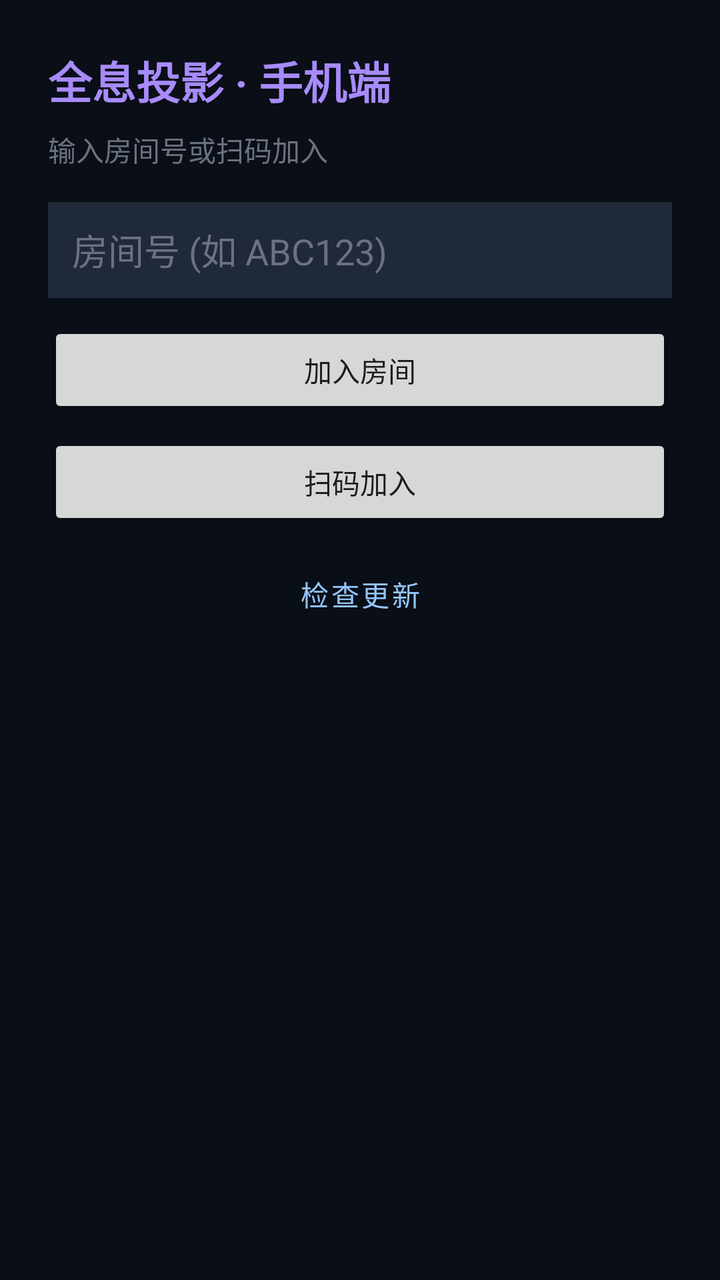
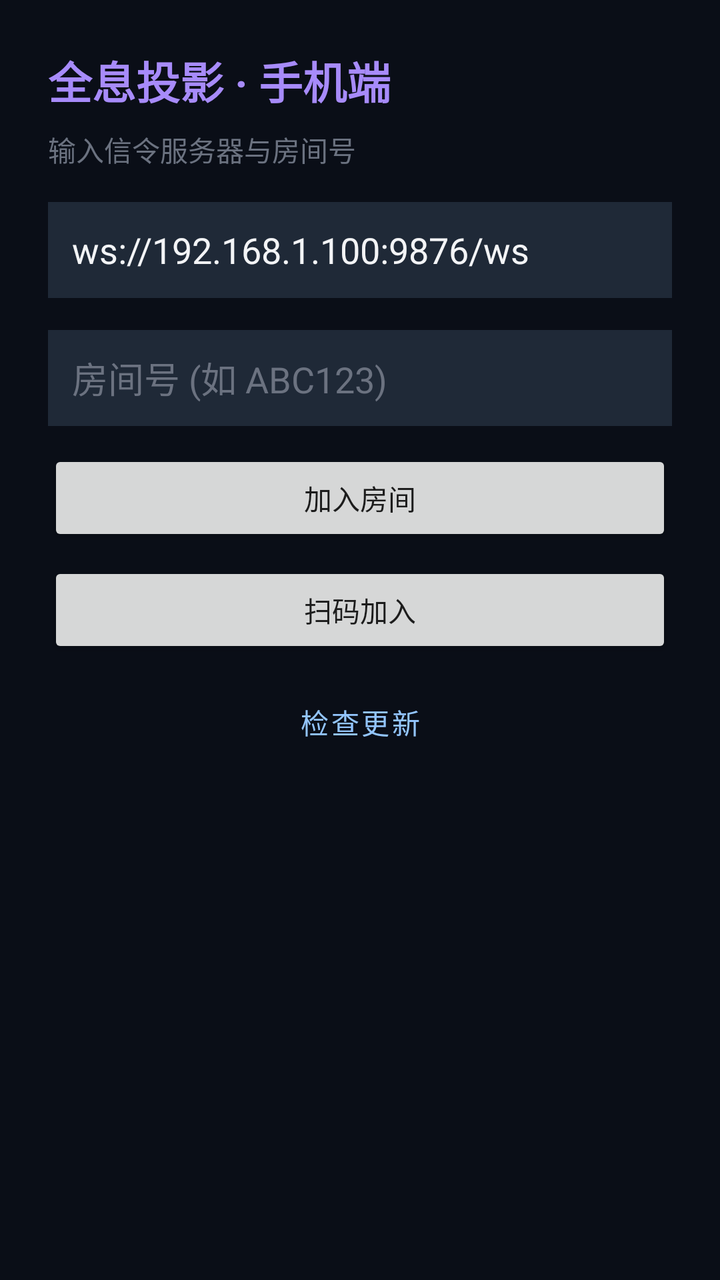

Two renders of the same Android screen: before a commit and after it. Below are the layout's source before the change and the commit's diff.
<!-- AndroidManifest.xml: application theme Theme.HolographicApp -->
<!-- res/layout/activity_main.xml -->
<?xml version="1.0" encoding="utf-8"?>
<androidx.constraintlayout.widget.ConstraintLayout
    xmlns:android="http://schemas.android.com/apk/res/android"
    xmlns:app="http://schemas.android.com/apk/res-auto"
    android:layout_width="match_parent"
    android:layout_height="match_parent"
    android:background="#0A0E17">

    
    <org.webrtc.SurfaceViewRenderer
        android:id="@+id/localPreview"
        android:layout_width="match_parent"
        android:layout_height="0dp"
        android:visibility="gone"
        app:layout_constraintTop_toBottomOf="@id/statusBar"
        app:layout_constraintBottom_toTopOf="@id/controlBar" />

    <org.webrtc.SurfaceViewRenderer
        android:id="@+id/remotePreview"
        android:layout_width="140dp"
        android:layout_height="100dp"
        android:layout_margin="12dp"
        android:visibility="gone"
        app:layout_constraintTop_toBottomOf="@id/statusBar"
        app:layout_constraintEnd_toEndOf="parent" />

    <TextView
        android:id="@+id/tvEmptyHint"
        android:layout_width="0dp"
        android:layout_height="wrap_content"
        android:layout_margin="32dp"
        android:gravity="center"
        android:text="已加入房间\n1. 开启「人像抠图」可让接收端去掉背景\n2. 点击「开始投屏」推送摄像头\n3. 其他设备（电脑/全息端）会自动接收画面"
        android:textColor="#9CA3AF"
        android:textSize="16sp"
        android:lineSpacingExtra="6dp"
        android:visibility="gone"
        app:layout_constraintTop_toBottomOf="@id/statusBar"
        app:layout_constraintBottom_toTopOf="@id/controlBar"
        app:layout_constraintStart_toStartOf="parent"
        app:layout_constraintEnd_toEndOf="parent" />

    <com.holographic.app.AngleGuideView
        android:id="@+id/angleGuideOverlay"
        android:layout_width="180dp"
        android:layout_height="180dp"
        android:visibility="gone"
        android:layout_marginTop="16dp"
        app:layout_constraintTop_toTopOf="@id/localPreview"
        app:layout_constraintStart_toStartOf="parent"
        app:layout_constraintEnd_toEndOf="parent" />

    <LinearLayout
        android:id="@+id/statusBar"
        android:layout_width="match_parent"
        android:layout_height="36dp"
        android:background="#111827"
        android:gravity="center_vertical"
        android:paddingHorizontal="12dp"
        android:visibility="gone"
        app:layout_constraintTop_toTopOf="parent">

        <TextView
            android:id="@+id/tvRoomId"
            android:layout_width="0dp"
            android:layout_height="wrap_content"
            android:layout_weight="1"
            android:textColor="#9CA3AF"
            android:textSize="12sp" />

        <TextView
            android:id="@+id/tvLatency"
            android:layout_width="wrap_content"
            android:layout_height="wrap_content"
            android:textColor="#10B981"
            android:textSize="12sp" />
    </LinearLayout>

    <LinearLayout
        android:id="@+id/controlBar"
        android:layout_width="match_parent"
        android:layout_height="wrap_content"
        android:orientation="vertical"
        android:padding="16dp"
        android:background="#111827"
        android:visibility="gone"
        app:layout_constraintBottom_toBottomOf="parent">

        <com.google.android.material.switchmaterial.SwitchMaterial
            android:id="@+id/switchSegmentation"
            android:layout_width="match_parent"
            android:layout_height="wrap_content"
            android:text="开启人像抠图"
            android:textColor="#F3F4F6" />

        <Button
            android:id="@+id/btnStartCast"
            android:layout_width="match_parent"
            android:layout_height="52dp"
            android:layout_marginTop="8dp"
            android:text="开始投屏"
            android:textSize="16sp" />
    </LinearLayout>

    
    <ScrollView
        android:id="@+id/joinPanel"
        android:layout_width="match_parent"
        android:layout_height="match_parent"
        android:fillViewport="true"
        android:elevation="8dp"
        app:layout_constraintTop_toTopOf="parent"
        app:layout_constraintBottom_toBottomOf="parent">

        <LinearLayout
            android:layout_width="match_parent"
            android:layout_height="wrap_content"
            android:orientation="vertical"
            android:padding="24dp"
            android:layout_gravity="center_vertical">

            <TextView
                android:layout_width="wrap_content"
                android:layout_height="wrap_content"
                android:text="全息投影 · 手机端"
                android:textColor="#A78BFA"
                android:textSize="22sp"
                android:textStyle="bold" />

            <TextView
                android:layout_width="wrap_content"
                android:layout_height="wrap_content"
                android:layout_marginTop="8dp"
                android:text="输入房间号或扫码加入"
                android:textColor="#6B7280"
                android:textSize="14sp" />

            <EditText
                android:id="@+id/etRoomId"
                android:layout_width="match_parent"
                android:layout_height="48dp"
                android:layout_marginTop="16dp"
                android:hint="房间号 (如 ABC123)"
                android:textColor="#F3F4F6"
                android:textColorHint="#6B7280"
                android:background="#1F2937"
                android:paddingHorizontal="12dp"
                android:inputType="textCapCharacters" />

            <Button
                android:id="@+id/btnJoinManual"
                android:layout_width="match_parent"
                android:layout_height="48dp"
                android:layout_marginTop="12dp"
                android:text="加入房间" />

            <Button
                android:id="@+id/btnScanJoin"
                android:layout_width="match_parent"
                android:layout_height="48dp"
                android:layout_marginTop="8dp"
                android:text="扫码加入" />

            <Button
                android:id="@+id/btnCheckUpdate"
                style="@style/Widget.MaterialComponents.Button.OutlinedButton"
                android:layout_width="match_parent"
                android:layout_height="48dp"
                android:layout_marginTop="8dp"
                android:text="检查更新"
                android:textColor="#93C5FD" />
        </LinearLayout>
    </ScrollView>

</androidx.constraintlayout.widget.ConstraintLayout>
<!-- resources referenced by this layout -->
<resources>
  <style name="Theme.HolographicApp" parent="Theme.MaterialComponents.DayNight.NoActionBar">
          <item name="colorPrimary">#3B82F6</item>
          <item name="colorPrimaryVariant">#2563EB</item>
          <item name="colorOnPrimary">#FFFFFF</item>
          <item name="android:statusBarColor">#0A0E17</item>
          <item name="android:navigationBarColor">#111827</item>
      </style>
</resources>

<!-- the commit's change to res/layout/activity_main.xml (unified diff, before → after) -->
@@ -131,9 +131,22 @@
                 android:layout_width="wrap_content"
                 android:layout_height="wrap_content"
                 android:layout_marginTop="8dp"
-                android:text="输入房间号或扫码加入"
+                android:text="输入信令服务器与房间号"
                 android:textColor="#6B7280"
                 android:textSize="14sp" />
+
+            <EditText
+                android:id="@+id/etServerUrl"
+                android:layout_width="match_parent"
+                android:layout_height="48dp"
+                android:layout_marginTop="16dp"
+                android:hint="信令服务器 WebSocket 地址"
+                android:text="ws://192.168.1.100:9876/ws"
+                android:textColor="#F3F4F6"
+                android:textColorHint="#6B7280"
+                android:background="#1F2937"
+                android:paddingHorizontal="12dp"
+                android:inputType="textUri" />
 
             <EditText
                 android:id="@+id/etRoomId"
